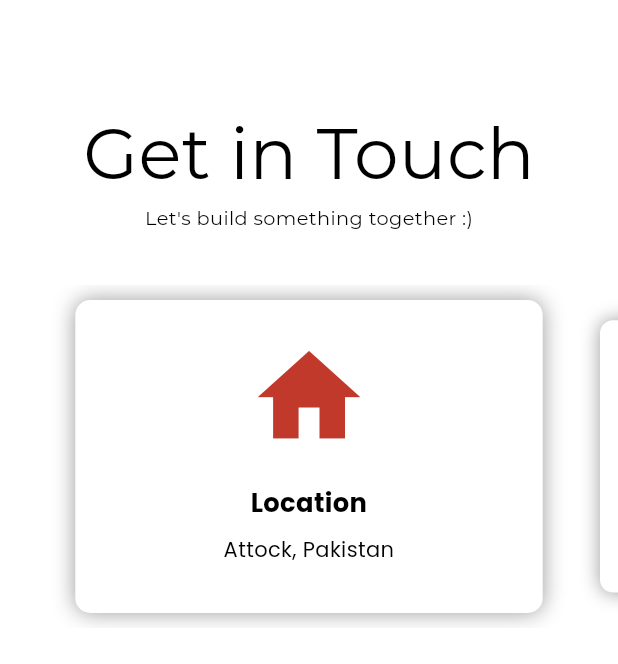
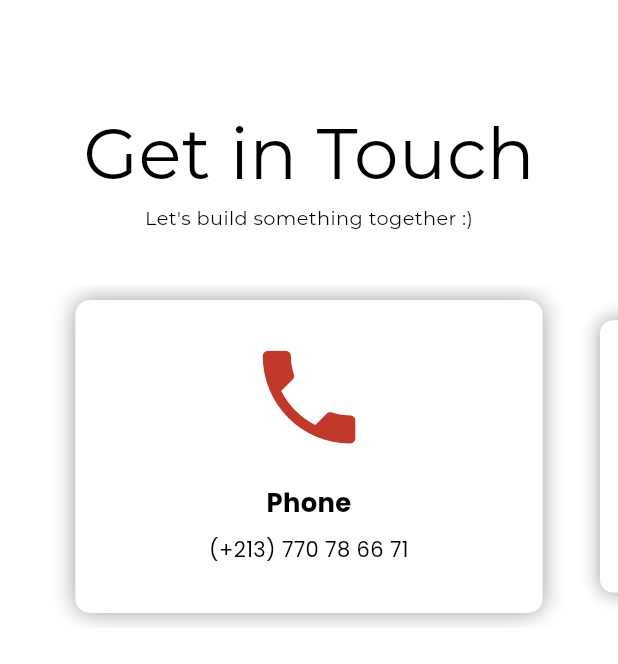
Before and after one commit to HachemiIbrahim/hachemi_ibrahim_portfolio, a Flutter app: the ContactMobileTab widget shown alone on an empty page, opened directly, on a phone screen of 412 x 824 dp. Shown: the top 664 px of the screen. Run offline on Flutter 3.47's test engine with Material 3 defaults, Android fonts, the phone set to English and light mode, and no system bars; drawn by our look-alikes of carousel_slider; our stand-ins replace animated_text_kit, flip_card, font_awesome_flutter, shared_preferences, url_strategy; missing offline and left inert: universal_html; accounts and stored records are empty; network calls fail.

Commit message:
contact info

```diff
--- a/lib/sections/contact/contact_desktop.dart
+++ b/lib/sections/contact/contact_desktop.dart
@@ -6,7 +6,7 @@ import 'package:hachemi_ibrahim_portfolio/widget/custom_text_heading.dart';
 import 'package:hachemi_ibrahim_portfolio/widget/project_card.dart';
 
 class ContactDesktop extends StatelessWidget {
-  const ContactDesktop({Key? key}) : super(key: key);
+  const ContactDesktop({super.key});
 
   @override
   Widget build(BuildContext context) {
--- a/lib/sections/contact/contact_mobile.dart
+++ b/lib/sections/contact/contact_mobile.dart
@@ -6,7 +6,7 @@ import 'package:hachemi_ibrahim_portfolio/widget/custom_text_heading.dart';
 import 'package:hachemi_ibrahim_portfolio/widget/project_card.dart';
 
 class ContactMobileTab extends StatelessWidget {
-  const ContactMobileTab({Key? key}) : super(key: key);
+  const ContactMobileTab({super.key});
 
   @override
   Widget build(BuildContext context) {
--- a/lib/sections/portfolio/portfolio_desktop.dart
+++ b/lib/sections/portfolio/portfolio_desktop.dart
@@ -21,7 +21,7 @@ class _PortfolioDesktopState extends State<PortfolioDesktop> {
       child: Column(
         children: [
           const CustomSectionHeading(
-            text: "\nPortfolio",
+            text: "Projects",
           ),
           const CustomSectionSubHeading(
             text: "Here are few samples of my previous work :)\n\n",
--- a/lib/sections/portfolio/portfolio_mobile.dart
+++ b/lib/sections/portfolio/portfolio_mobile.dart
@@ -16,7 +16,7 @@ class PortfolioMobileTab extends StatelessWidget {
     return Column(
       children: [
         const CustomSectionHeading(
-          text: "\nPortfolio",
+          text: "Projects",
         ),
         const CustomSectionSubHeading(
           text: "Here are few samples of my previous work :)\n\n",
--- a/lib/sections/services/widgets/_services_card_back.dart
+++ b/lib/sections/services/widgets/_services_card_back.dart
@@ -12,10 +12,12 @@ class _ServiceCardBackWidget extends StatelessWidget {
     final appProvider = Provider.of<AppProvider>(context);
     return Column(
       mainAxisAlignment: MainAxisAlignment.center,
+      crossAxisAlignment: CrossAxisAlignment.center,
       children: [
         Text(
           serviceDesc,
           style: AppText.l1,
+          textAlign: TextAlign.center,
         ),
         Divider(
           color: appProvider.isDark ? Colors.white : Colors.black38,
--- a/lib/utils/contact_utils.dart
+++ b/lib/utils/contact_utils.dart
@@ -2,20 +2,17 @@ import 'package:flutter/material.dart';
 
 class ContactUtils {
   static const List<IconData> contactIcon = [
-    Icons.home,
     Icons.phone,
     Icons.mail,
   ];
 
   static const List<String> titles = [
-    "Location",
     "Phone",
     "Email",
   ];
 
   static const List<String> details = [
-    "Attock, Pakistan",
-    "(+92) 346 0159889",
-    "hamza.6.shakeel@gmail.com",
+    "(+213) 770 78 66 71",
+    "ibrahimhachemi21@gmail.com",
   ];
 }
--- a/lib/utils/utils.dart
+++ b/lib/utils/utils.dart
@@ -12,7 +12,7 @@ class StaticUtils {
   // photos
   static const String mobilePhoto = 'assets/photos/mobile.png';
   static const String coloredPhoto = 'assets/photos/colored.png';
-  static const String blackWhitePhoto = 'assets/photos/profile.png';
+  static const String blackWhitePhoto = 'assets/photos/img.png';
 
   // work
   static const String dsc = 'assets/work/dsc.png';
```
Also changed, not shown: assets/photos/img.png (added).
